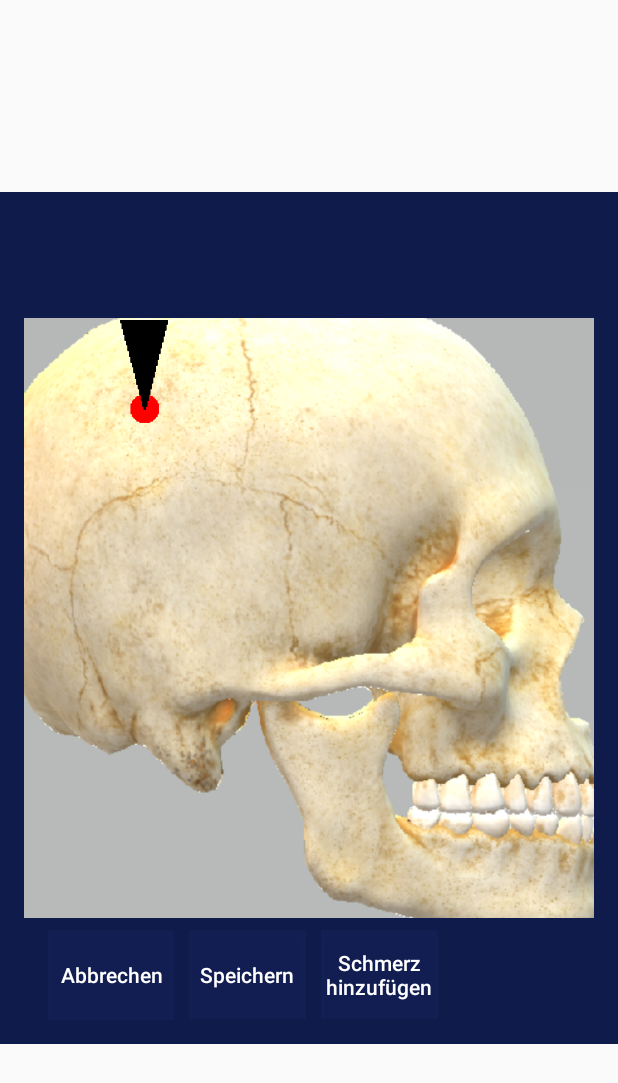
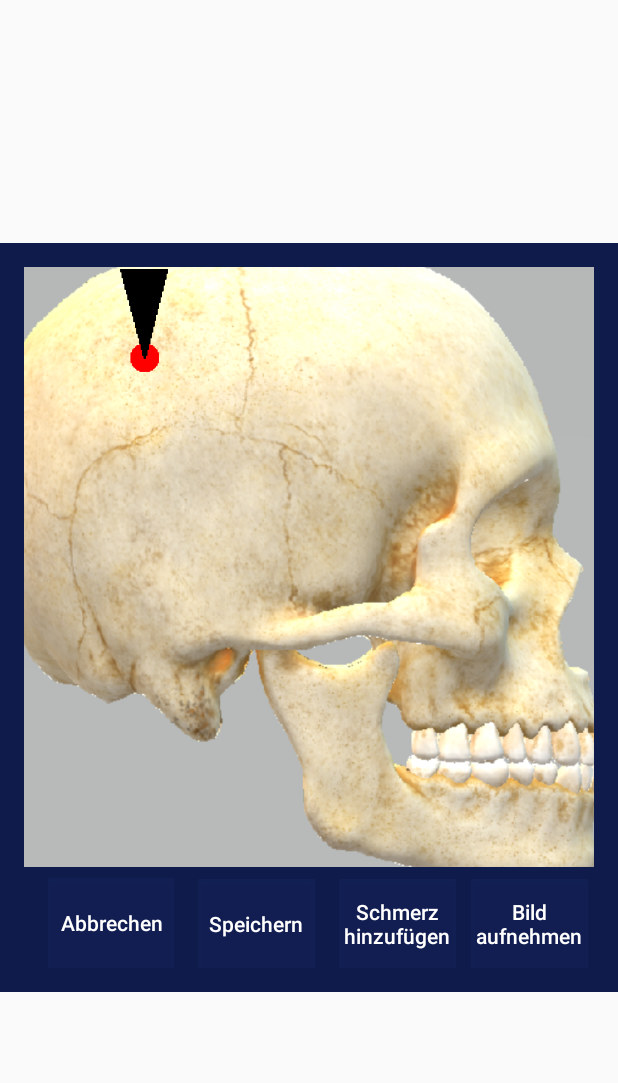
Before and after one commit to chfaes/BA-ZZM, an Android app: the layout popup_image_pain_positions.xml on its own in the app's theme, with its tools: preview values and no code run, on a phone screen of 412 x 824 dp. Shown: the top 1083 px of the screen. Run offline under Robolectric (Android 15) with nearby library versions, the phone set to English and light mode, and no system bars; network calls fail.

```diff
--- a/app/src/main/res/layout/popup_image_pain_positions.xml
+++ b/app/src/main/res/layout/popup_image_pain_positions.xml
@@ -10,7 +10,6 @@
     android:padding="16dp">
 
 
-
     <ImageView
         android:id="@+id/ivDisplay"
         android:layout_width="600dp"
@@ -20,8 +19,23 @@
         android:src="@drawable/pain_base_skull"
         app:layout_constraintBottom_toBottomOf="parent"
         app:layout_constraintEnd_toEndOf="parent"
+        app:layout_constraintHorizontal_bias="0.502"
         app:layout_constraintStart_toStartOf="parent"
-        app:layout_constraintTop_toTopOf="parent" />
+        app:layout_constraintTop_toTopOf="parent"
+        app:layout_constraintVertical_bias="0.0" />
+
+    <ImageView
+        android:id="@+id/painPhoto"
+        android:layout_width="600dp"
+        android:layout_height="400dp"
+        android:visibility="invisible"
+        app:layout_constraintBottom_toBottomOf="parent"
+        app:layout_constraintEnd_toEndOf="parent"
+        app:layout_constraintHorizontal_bias="0.502"
+        app:layout_constraintStart_toStartOf="parent"
+        app:layout_constraintTop_toTopOf="parent"
+        app:layout_constraintVertical_bias="0.0"
+        app:srcCompat="@drawable/ic_add" />
 
     <Button
         android:id="@+id/btnCancel"
@@ -29,52 +43,61 @@
         android:layout_height="60dp"
         android:layout_marginHorizontal="10dp"
         android:layout_marginStart="16dp"
-        android:layout_marginTop="8dp"
         android:background="@drawable/button_style"
         android:text="@string/cancel"
         android:textAllCaps="false"
         android:textColor="#FFFFFF"
         app:layout_constraintBottom_toBottomOf="parent"
-        app:layout_constraintStart_toStartOf="parent"
-        app:layout_constraintTop_toBottomOf="@+id/ivDisplay"
-        app:layout_constraintVertical_bias="0.0" />
+        app:layout_constraintStart_toStartOf="parent" />
 
     <Button
         android:id="@+id/btnSave"
         android:layout_width="78dp"
         android:layout_height="59dp"
         android:layout_marginHorizontal="10dp"
-        android:layout_marginTop="8dp"
+        android:layout_marginStart="16dp"
         android:background="@drawable/button_style"
         android:text="@string/save"
         android:textAllCaps="false"
         android:textColor="#FFFFFF"
         app:layout_constraintBottom_toBottomOf="parent"
-        app:layout_constraintStart_toEndOf="@+id/btnCancel"
-        app:layout_constraintTop_toBottomOf="@+id/ivDisplay"
-        app:layout_constraintVertical_bias="0.058" />
+        app:layout_constraintStart_toEndOf="@+id/btnCancel" />
 
     <Button
         android:id="@+id/btnAddPain"
         android:layout_width="78dp"
         android:layout_height="59dp"
         android:layout_marginHorizontal="10dp"
-        android:layout_marginTop="8dp"
+        android:layout_marginStart="16dp"
         android:background="@drawable/button_style"
         android:text="@string/add_pain"
         android:textAllCaps="false"
         android:textColor="#FFFFFF"
         app:layout_constraintBottom_toBottomOf="parent"
+        app:layout_constraintStart_toEndOf="@+id/btnSave" />
+
+    <Button
+        android:id="@+id/btnTakePicture"
+        android:layout_width="78dp"
+        android:layout_height="59dp"
+        android:layout_marginHorizontal="10dp"
+        android:layout_marginTop="8dp"
+        android:background="@drawable/button_style"
+        android:text="@string/take_picture"
+        android:textAllCaps="false"
+        android:textColor="#FFFFFF"
+        app:layout_constraintBottom_toBottomOf="parent"
         app:layout_constraintEnd_toEndOf="parent"
         app:layout_constraintHorizontal_bias="0.0"
-        app:layout_constraintStart_toEndOf="@+id/btnSave"
+        app:layout_constraintStart_toEndOf="@+id/btnAddPain"
         app:layout_constraintTop_toBottomOf="@+id/ivDisplay"
-        app:layout_constraintVertical_bias="0.058" />
+        app:layout_constraintVertical_bias="0.0" />
 
     <pl.droidsonroids.gif.GifImageView
         android:id="@+id/popup_pain_gif01"
         android:layout_width="160dp"
         android:layout_height="120dp"
+        android:layout_marginBottom="152dp"
         android:adjustViewBounds="true"
         android:background="#00000000"
         android:padding="1dp"
@@ -90,6 +113,7 @@
         android:id="@+id/popup_pain_gif02"
         android:layout_width="160dp"
         android:layout_height="120dp"
+        android:layout_marginBottom="156dp"
         android:adjustViewBounds="true"
         android:background="#00000000"
         android:padding="1dp"
@@ -105,6 +129,7 @@
         android:id="@+id/popup_pain_gif03"
         android:layout_width="160dp"
         android:layout_height="120dp"
+        android:layout_marginBottom="152dp"
         android:adjustViewBounds="true"
         android:background="#00000000"
         android:padding="1dp"
@@ -120,6 +145,7 @@
         android:id="@+id/popup_pain_gif04"
         android:layout_width="160dp"
         android:layout_height="120dp"
+        android:layout_marginBottom="152dp"
         android:adjustViewBounds="true"
         android:background="#00000000"
         android:padding="1dp"
@@ -135,6 +161,7 @@
         android:id="@+id/popup_pain_gif05"
         android:layout_width="160dp"
         android:layout_height="120dp"
+        android:layout_marginBottom="156dp"
         android:adjustViewBounds="true"
         android:background="#00000000"
         android:padding="1dp"
@@ -150,6 +177,7 @@
         android:id="@+id/popup_pain_gif06"
         android:layout_width="160dp"
         android:layout_height="120dp"
+        android:layout_marginBottom="152dp"
         android:adjustViewBounds="true"
         android:background="#00000000"
         android:padding="1dp"
@@ -165,6 +193,7 @@
         android:id="@+id/popup_pain_gif07"
         android:layout_width="160dp"
         android:layout_height="120dp"
+        android:layout_marginBottom="152dp"
         android:adjustViewBounds="true"
         android:background="#00000000"
         android:padding="1dp"
@@ -180,6 +209,7 @@
         android:id="@+id/popup_pain_gif08"
         android:layout_width="160dp"
         android:layout_height="120dp"
+        android:layout_marginBottom="152dp"
         android:adjustViewBounds="true"
         android:background="#00000000"
         android:padding="1dp"
--- a/app/src/main/res/values/strings.xml
+++ b/app/src/main/res/values/strings.xml
@@ -144,6 +144,7 @@
     <string name="unbearable_pain">Unerträglicher Schmerz</string>
 
     <string name="add_pain">Schmerz hinzufügen</string>
+    <string name="take_picture">Bild aufnehmen</string>
 
     <!-- Zusammenfassung -->
     <string name="conclusion">Abschluss</string>
```
Also changed, not shown: app/src/main/AndroidManifest.xml (+1 -8 lines), app/src/main/java/com/example/frontend/Fragments/PainFragment.java (+46 -12 lines), app/src/main/java/com/example/frontend/Fragments/PsychosocialFragment.java (+8 -1 lines), app/src/main/java/com/example/frontend/Models/PainSuperclass.java (+14 -2 lines), app/src/main/res/drawable/face_right.PNG, 3 other files.
